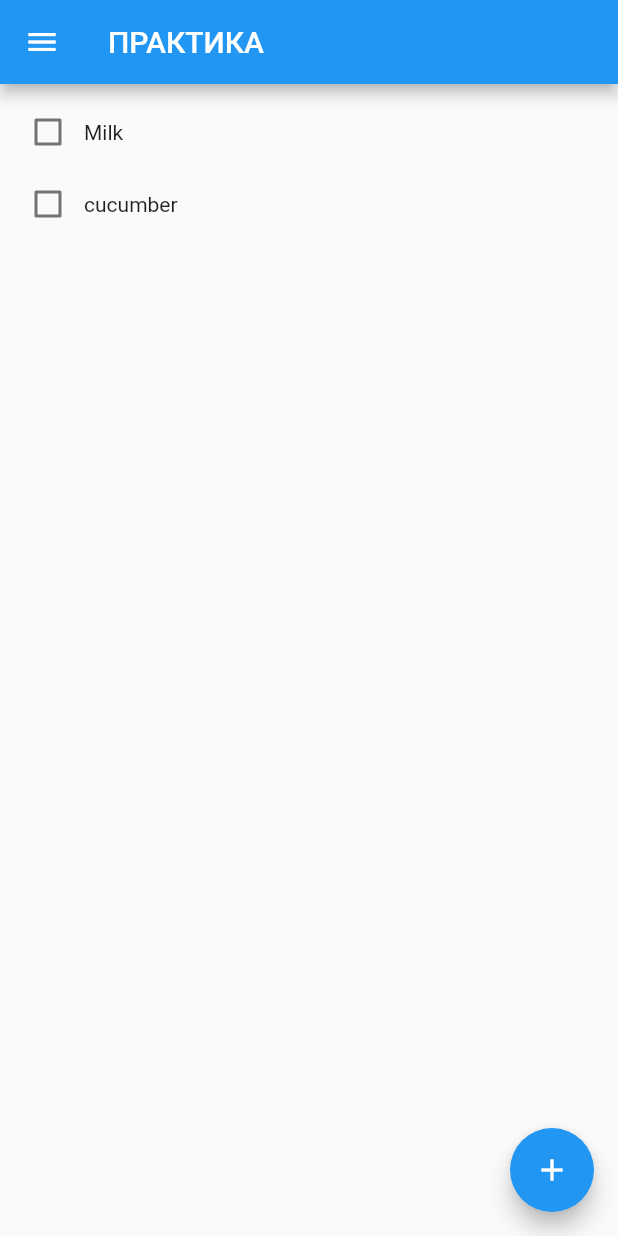
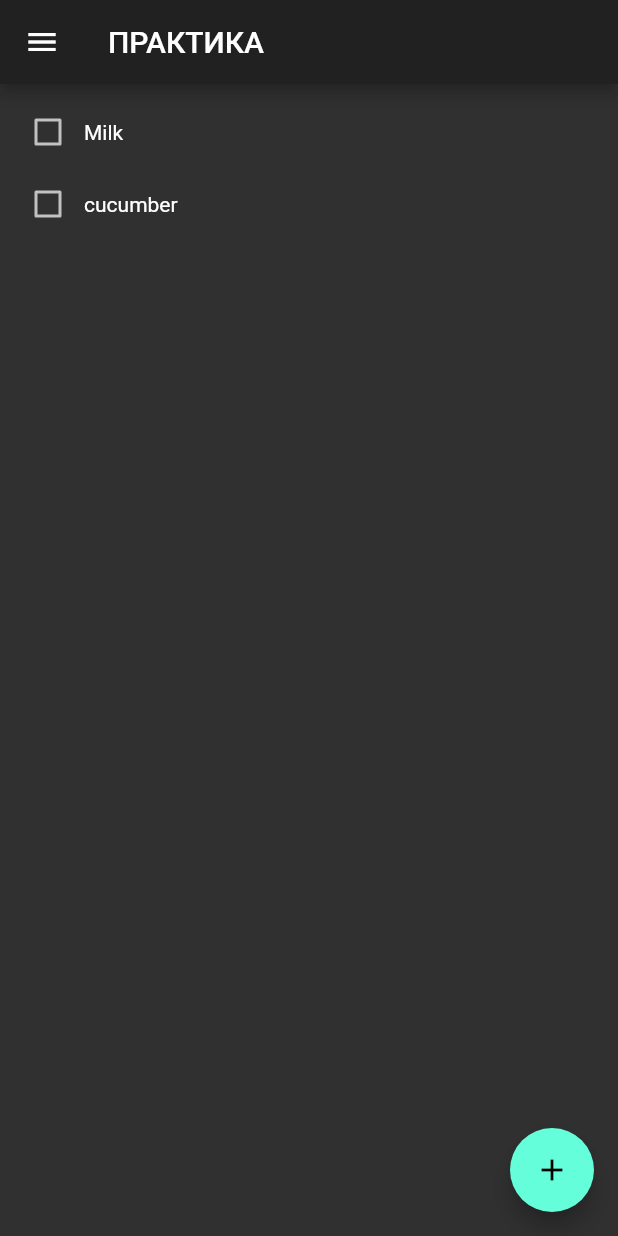
Before and after one commit to Valllli/TastingProject, a Flutter app: the screen it shows after launch, on a phone screen of 412 x 824 dp. Run offline on Flutter 3.47's test engine with Material 2 defaults, Android fonts, the phone set to English and light mode, and no system bars; our stand-ins replace flutter_signin_button.

Commit message:
Сериализация и SQL

```diff
--- a/lib/main.dart
+++ b/lib/main.dart
@@ -12,7 +12,9 @@ class MyApp extends StatelessWidget {
       home: HomeScreen(),
       title: 'Практическое задание',
       theme: ThemeData(
-        primarySwatch: Colors.blue,
+        primarySwatch: Colors.red,
+        backgroundColor: Colors.blueAccent,
+        brightness: Brightness.dark,
       ),
     );
   }
--- a/pubspec.yaml
+++ b/pubspec.yaml
@@ -28,6 +28,9 @@ dependencies:
   flutter_signin_button: ^2.0.0
   url_launcher: ^6.0.6
   http: ^0.13.3
+  sqflite: ^1.3.0
+  path_provider: ^1.6.0
+  built_value: ^7.1.0
   # The following adds the Cupertino Icons font to your application.
   # Use with the CupertinoIcons class for iOS style icons.
 
@@ -35,7 +38,8 @@ dependencies:
 dev_dependencies:
   flutter_test:
     sdk: flutter
-
+  build_runner: ^1.10.2
+  built_value_generator: ^7.1.0
 # For information on the generic Dart part of this file, see the
 # following page: https://dart.dev/tools/pub/pubspec
 
```
Also changed, not shown: lib/todo_item.dart (added, +19 -0 lines), lib/db_provider.dart (added).
